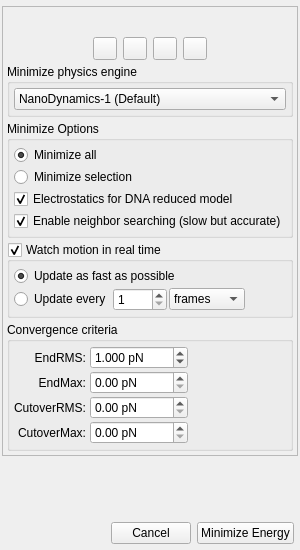
The window that cad/src/commands/MinimizeEnergy/MinimizeEnergyPropDialog.ui (kanzure/nanoengineer) describes before a commit, drawn with Qt 5.
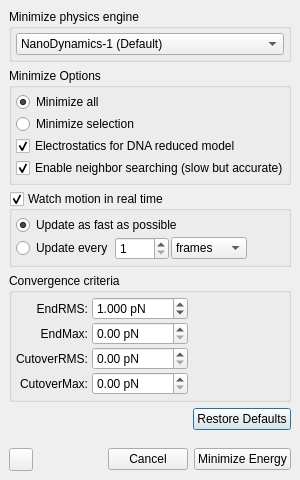
The same window after the commit. Icons and pictures are not drawn.

```diff
--- a/cad/src/commands/MinimizeEnergy/MinimizeEnergyPropDialog.ui
+++ b/cad/src/commands/MinimizeEnergy/MinimizeEnergyPropDialog.ui
@@ -6,7 +6,7 @@
     <x>0</x>
     <y>0</y>
     <width>300</width>
-    <height>550</height>
+    <height>480</height>
    </rect>
   </property>
   <property name="sizePolicy" >
@@ -20,7 +20,7 @@
   <property name="minimumSize" >
    <size>
     <width>300</width>
-    <height>550</height>
+    <height>480</height>
    </size>
   </property>
   <property name="windowTitle" >
@@ -31,12 +31,12 @@
   </property>
   <layout class="QGridLayout" >
    <property name="margin" >
-    <number>2</number>
+    <number>9</number>
    </property>
    <property name="spacing" >
-    <number>4</number>
+    <number>6</number>
    </property>
-   <item row="2" column="0" >
+   <item row="5" column="0" >
     <spacer>
      <property name="orientation" >
       <enum>Qt::Vertical</enum>
@@ -46,36 +46,167 @@
      </property>
      <property name="sizeHint" >
       <size>
-       <width>270</width>
-       <height>5</height>
+       <width>221</width>
+       <height>21</height>
       </size>
      </property>
     </spacer>
    </item>
+   <item row="6" column="0" >
+    <layout class="QHBoxLayout" >
+     <property name="margin" >
+      <number>0</number>
+     </property>
+     <property name="spacing" >
+      <number>6</number>
+     </property>
+     <item>
+      <widget class="QToolButton" name="whatsthis_btn" >
+       <property name="text" >
+        <string/>
+       </property>
+      </widget>
+     </item>
+     <item>
+      <spacer>
+       <property name="orientation" >
+        <enum>Qt::Horizontal</enum>
+       </property>
+       <property name="sizeType" >
+        <enum>QSizePolicy::Expanding</enum>
+       </property>
+       <property name="sizeHint" >
+        <size>
+         <width>41</width>
+         <height>23</height>
+        </size>
+       </property>
+      </spacer>
+     </item>
+     <item>
+      <widget class="QPushButton" name="cancel_btn" >
+       <property name="toolTip" >
+        <string>Cancel</string>
+       </property>
+       <property name="text" >
+        <string>Cancel</string>
+       </property>
+       <property name="autoDefault" >
+        <bool>false</bool>
+       </property>
+      </widget>
+     </item>
+     <item>
+      <widget class="QPushButton" name="ok_btn" >
+       <property name="toolTip" >
+        <string>OK</string>
+       </property>
+       <property name="text" >
+        <string>Minimize Energy</string>
+       </property>
+       <property name="autoDefault" >
+        <bool>false</bool>
+       </property>
+      </widget>
+     </item>
+    </layout>
+   </item>
+   <item row="0" column="0" >
+    <widget class="QGroupBox" name="buttonGroup8_2" >
+     <property name="title" >
+      <string>Minimize physics engine</string>
+     </property>
+     <layout class="QVBoxLayout" >
+      <property name="margin" >
+       <number>4</number>
+      </property>
+      <property name="spacing" >
+       <number>4</number>
+      </property>
+      <item>
+       <widget class="QComboBox" name="minimize_engine_combobox" >
+        <property name="toolTip" >
+         <string>Choose the simulation engine with which to minimize energy.</string>
+        </property>
+        <item>
+         <property name="text" >
+          <string>NanoDynamics-1 (Default)</string>
+         </property>
+        </item>
+        <item>
+         <property name="text" >
+          <string>GROMACS with ND1 Force Field</string>
+         </property>
+        </item>
+        <item>
+         <property name="text" >
+          <string>Background GROMACS with ND1 Force Field</string>
+         </property>
+        </item>
+       </widget>
+      </item>
+     </layout>
+    </widget>
+   </item>
    <item row="1" column="0" >
-    <widget class="QFrame" name="body_frame" >
-     <property name="sizePolicy" >
-      <sizepolicy>
-       <hsizetype>3</hsizetype>
-       <vsizetype>3</vsizetype>
-       <horstretch>0</horstretch>
-       <verstretch>0</verstretch>
-      </sizepolicy>
+    <widget class="QGroupBox" name="buttonGroup8" >
+     <property name="title" >
+      <string>Minimize Options</string>
      </property>
-     <property name="frameShape" >
-      <enum>QFrame::StyledPanel</enum>
-     </property>
-     <property name="frameShadow" >
-      <enum>QFrame::Raised</enum>
-     </property>
-     <layout class="QGridLayout" >
+     <layout class="QVBoxLayout" >
       <property name="margin" >
        <number>4</number>
       </property>
       <property name="spacing" >
-       <number>4</number>
+       <number>2</number>
       </property>
-      <item row="4" column="0" >
+      <item>
+       <widget class="QRadioButton" name="minimize_all_rbtn" >
+        <property name="toolTip" >
+         <string>Perform energy minimization on all the atoms in the workspace</string>
+        </property>
+        <property name="text" >
+         <string>Minimize all</string>
+        </property>
+        <property name="checked" >
+         <bool>true</bool>
+        </property>
+       </widget>
+      </item>
+      <item>
+       <widget class="QRadioButton" name="minimize_sel_rbtn" >
+        <property name="toolTip" >
+         <string>Perform energy minimization on only the atoms that have been selected</string>
+        </property>
+        <property name="text" >
+         <string>Minimize selection</string>
+        </property>
+       </widget>
+      </item>
+      <item>
+       <widget class="QCheckBox" name="electrostaticsForDnaDuringMinimize_checkBox" >
+        <property name="text" >
+         <string>Electrostatics for DNA reduced model</string>
+        </property>
+        <property name="checked" >
+         <bool>true</bool>
+        </property>
+       </widget>
+      </item>
+      <item>
+       <widget class="QCheckBox" name="enableNeighborSearching_check_box" >
+        <property name="text" >
+         <string>Enable neighbor searching (slow but accurate)</string>
+        </property>
+        <property name="checked" >
+         <bool>true</bool>
+        </property>
+       </widget>
+      </item>
+     </layout>
+    </widget>
+   </item>
+   <item row="2" column="0" >
        <widget class="QGroupBox" name="watch_motion_groupbox" >
         <property name="title" >
          <string>Watch motion in real time</string>
@@ -182,7 +313,7 @@
         </layout>
        </widget>
       </item>
-      <item row="5" column="0" >
+   <item row="3" column="0" >
        <widget class="QGroupBox" name="groupBox20" >
         <property name="sizePolicy" >
          <sizepolicy>
@@ -389,102 +520,7 @@
         </layout>
        </widget>
       </item>
-      <item row="3" column="0" >
-       <widget class="QGroupBox" name="buttonGroup8" >
-        <property name="title" >
-         <string>Minimize Options</string>
-        </property>
-        <layout class="QVBoxLayout" >
-         <property name="margin" >
-          <number>4</number>
-         </property>
-         <property name="spacing" >
-          <number>2</number>
-         </property>
-         <item>
-          <widget class="QRadioButton" name="minimize_all_rbtn" >
-           <property name="toolTip" >
-            <string>Perform energy minimization on all the atoms in the workspace</string>
-           </property>
-           <property name="text" >
-            <string>Minimize all</string>
-           </property>
-           <property name="checked" >
-            <bool>true</bool>
-           </property>
-          </widget>
-         </item>
-         <item>
-          <widget class="QRadioButton" name="minimize_sel_rbtn" >
-           <property name="toolTip" >
-            <string>Perform energy minimization on only the atoms that have been selected</string>
-           </property>
-           <property name="text" >
-            <string>Minimize selection</string>
-           </property>
-          </widget>
-         </item>
-         <item>
-          <widget class="QCheckBox" name="electrostaticsForDnaDuringMinimize_checkBox" >
-           <property name="text" >
-            <string>Electrostatics for DNA reduced model</string>
-           </property>
-           <property name="checked" >
-            <bool>true</bool>
-           </property>
-          </widget>
-         </item>
-         <item>
-          <widget class="QCheckBox" name="enableNeighborSearching_check_box" >
-           <property name="text" >
-            <string>Enable neighbor searching (slow but accurate)</string>
-           </property>
-           <property name="checked" >
-            <bool>true</bool>
-           </property>
-          </widget>
-         </item>
-        </layout>
-       </widget>
-      </item>
-      <item row="2" column="0" >
-       <widget class="QGroupBox" name="buttonGroup8_2" >
-        <property name="title" >
-         <string>Minimize physics engine</string>
-        </property>
-        <layout class="QVBoxLayout" >
-         <property name="margin" >
-          <number>4</number>
-         </property>
-         <property name="spacing" >
-          <number>4</number>
-         </property>
-         <item>
-          <widget class="QComboBox" name="minimize_engine_combobox" >
-           <property name="toolTip" >
-            <string>Choose the simulation engine with which to minimize energy.</string>
-           </property>
-           <item>
-            <property name="text" >
-             <string>NanoDynamics-1 (Default)</string>
-            </property>
-           </item>
-           <item>
-            <property name="text" >
-             <string>GROMACS with ND1 Force Field</string>
-            </property>
-           </item>
-           <item>
-            <property name="text" >
-             <string>Background GROMACS with ND1 Force Field</string>
-            </property>
-           </item>
-          </widget>
-         </item>
-        </layout>
-       </widget>
-      </item>
-      <item row="1" column="0" >
+   <item row="4" column="0" >
        <layout class="QHBoxLayout" >
         <property name="margin" >
          <number>0</number>
@@ -497,220 +533,18 @@
           <property name="orientation" >
            <enum>Qt::Horizontal</enum>
           </property>
-          <property name="sizeType" >
-           <enum>QSizePolicy::Expanding</enum>
-          </property>
           <property name="sizeHint" >
            <size>
-            <width>35</width>
+         <width>40</width>
             <height>20</height>
            </size>
           </property>
          </spacer>
         </item>
         <item>
-         <widget class="QToolButton" name="done_btn" >
-          <property name="toolTip" >
-           <string>OK</string>
-          </property>
+      <widget class="QPushButton" name="restore_btn" >
           <property name="text" >
-           <string/>
-          </property>
-          <property name="icon" >
-           <iconset>../../../../:icons/MinimizeEnergyPropDialog_image2</iconset>
-          </property>
-         </widget>
-        </item>
-        <item>
-         <widget class="QToolButton" name="abort_btn" >
-          <property name="toolTip" >
-           <string>Cancel</string>
-          </property>
-          <property name="text" >
-           <string/>
-          </property>
-          <property name="icon" >
-           <iconset>../../../../:icons/MinimizeEnergyPropDialog_image3</iconset>
-          </property>
-         </widget>
-        </item>
-        <item>
-         <widget class="QToolButton" name="restore_btn" >
-          <property name="toolTip" >
            <string>Restore Defaults</string>
-          </property>
-          <property name="text" >
-           <string/>
-          </property>
-          <property name="icon" >
-           <iconset>../../../../:icons/MinimizeEnergyPropDialog_image4</iconset>
-          </property>
-         </widget>
-        </item>
-        <item>
-         <widget class="QToolButton" name="whatsthis_btn" >
-          <property name="toolTip" >
-           <string>What's This Help</string>
-          </property>
-          <property name="text" >
-           <string/>
-          </property>
-          <property name="icon" >
-           <iconset>../../../../:icons/MinimizeEnergyPropDialog_image5</iconset>
-          </property>
-         </widget>
-        </item>
-        <item>
-         <spacer>
-          <property name="orientation" >
-           <enum>Qt::Horizontal</enum>
-          </property>
-          <property name="sizeType" >
-           <enum>QSizePolicy::Expanding</enum>
-          </property>
-          <property name="sizeHint" >
-           <size>
-            <width>35</width>
-            <height>20</height>
-           </size>
-          </property>
-         </spacer>
-        </item>
-       </layout>
-      </item>
-      <item row="0" column="0" >
-       <widget class="QPushButton" name="sponsor_btn" >
-        <property name="text" >
-         <string/>
-        </property>
-        <property name="icon" >
-         <iconset/>
-        </property>
-        <property name="autoDefault" >
-         <bool>false</bool>
-        </property>
-        <property name="flat" >
-         <bool>true</bool>
-        </property>
-       </widget>
-      </item>
-     </layout>
-    </widget>
-   </item>
-   <item row="0" column="0" >
-    <widget class="QFrame" name="heading_frame" >
-     <property name="frameShape" >
-      <enum>QFrame::NoFrame</enum>
-     </property>
-     <property name="frameShadow" >
-      <enum>QFrame::Plain</enum>
-     </property>
-     <widget class="QLabel" name="heading_pixmap" >
-      <property name="geometry" >
-       <rect>
-        <x>0</x>
-        <y>8</y>
-        <width>16</width>
-        <height>16</height>
-       </rect>
-      </property>
-      <property name="sizePolicy" >
-       <sizepolicy>
-        <hsizetype>0</hsizetype>
-        <vsizetype>0</vsizetype>
-        <horstretch>0</horstretch>
-        <verstretch>0</verstretch>
-       </sizepolicy>
-      </property>
-      <property name="text" >
-       <string/>
-      </property>
-      <property name="pixmap" >
-       <pixmap/>
-      </property>
-      <property name="scaledContents" >
-       <bool>true</bool>
-      </property>
-      <property name="alignment" >
-       <set>Qt::AlignVCenter</set>
-      </property>
-     </widget>
-     <widget class="QLabel" name="heading_label" >
-      <property name="geometry" >
-       <rect>
-        <x>3</x>
-        <y>0</y>
-        <width>267</width>
-        <height>21</height>
-       </rect>
-      </property>
-      <property name="font" >
-       <font>
-        <family>Sans Serif</family>
-        <pointsize>12</pointsize>
-        <weight>75</weight>
-        <italic>false</italic>
-        <bold>true</bold>
-        <underline>false</underline>
-        <strikeout>false</strikeout>
-       </font>
-      </property>
-      <property name="text" >
-       <string>Minimize Energy</string>
-      </property>
-      <property name="alignment" >
-       <set>Qt::AlignLeading|Qt::AlignLeft|Qt::AlignTop</set>
-      </property>
-     </widget>
-    </widget>
-   </item>
-   <item row="3" column="0" >
-    <layout class="QHBoxLayout" >
-     <property name="margin" >
-      <number>4</number>
-     </property>
-     <property name="spacing" >
-      <number>6</number>
-     </property>
-     <item>
-      <spacer>
-       <property name="orientation" >
-        <enum>Qt::Horizontal</enum>
-       </property>
-       <property name="sizeType" >
-        <enum>QSizePolicy::Expanding</enum>
-       </property>
-       <property name="sizeHint" >
-        <size>
-         <width>59</width>
-         <height>20</height>
-        </size>
-       </property>
-      </spacer>
-     </item>
-     <item>
-      <widget class="QPushButton" name="cancel_btn" >
-       <property name="toolTip" >
-        <string>Cancel</string>
-       </property>
-       <property name="text" >
-        <string>Cancel</string>
-       </property>
-       <property name="autoDefault" >
-        <bool>false</bool>
-       </property>
-      </widget>
-     </item>
-     <item>
-      <widget class="QPushButton" name="ok_btn" >
-       <property name="toolTip" >
-        <string>OK</string>
-       </property>
-       <property name="text" >
-        <string>Minimize Energy</string>
-       </property>
-       <property name="autoDefault" >
-        <bool>false</bool>
        </property>
       </widget>
      </item>
```
Lines whose indentation alone changed are shown as unchanged.
